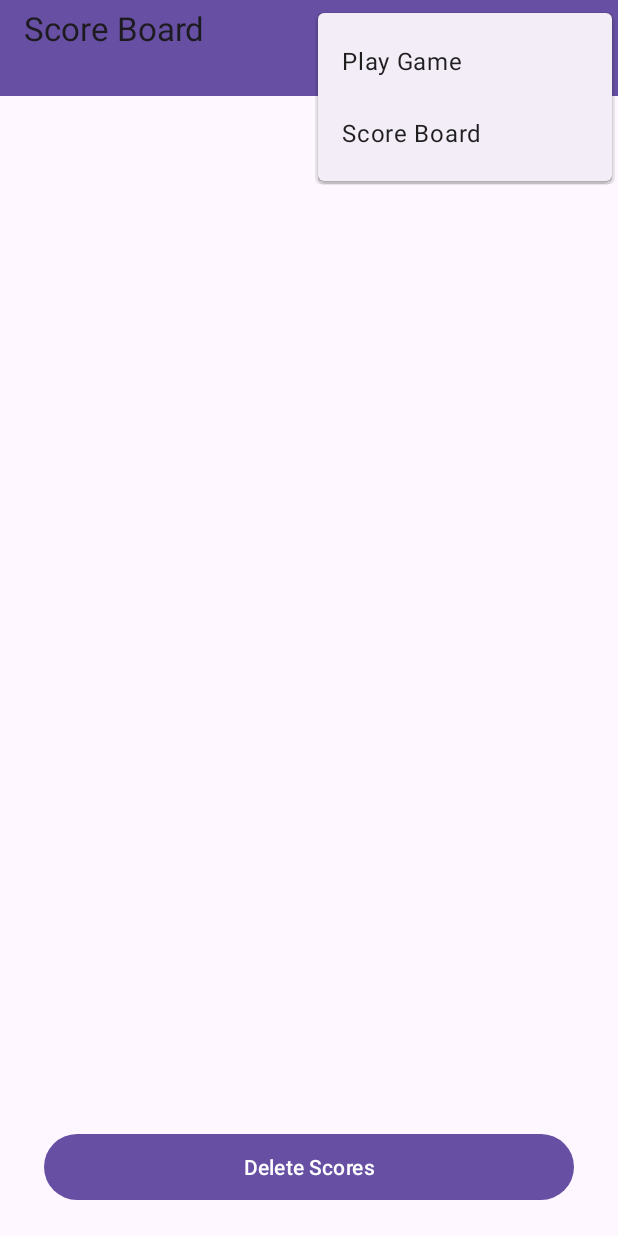
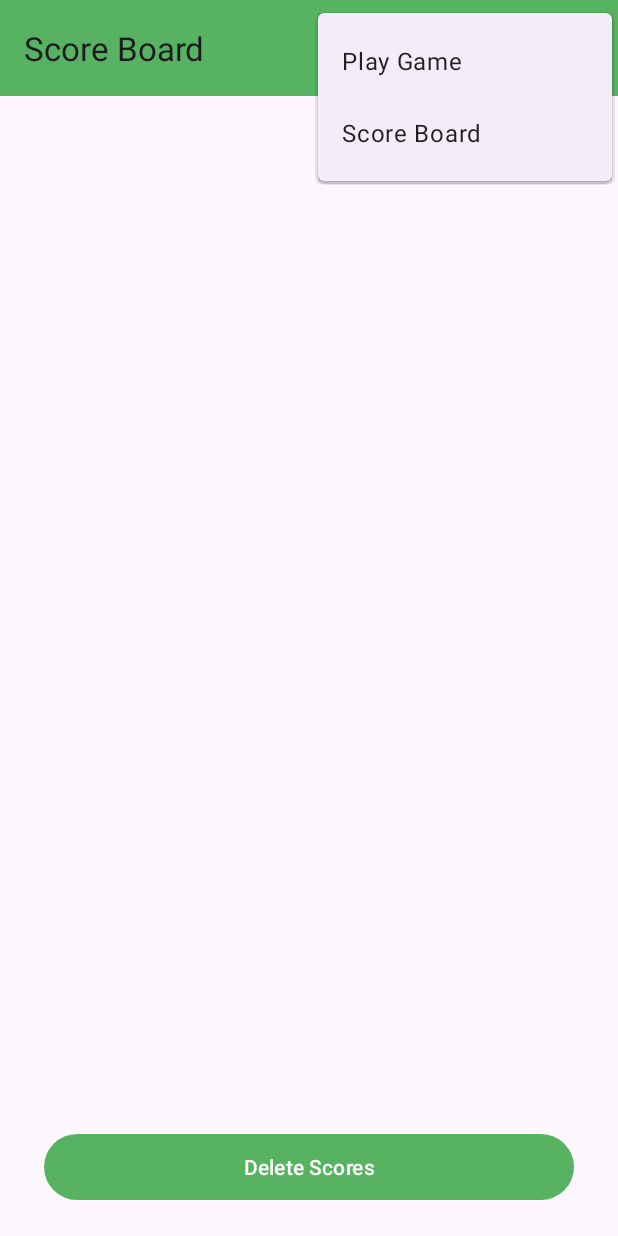
Before and after one commit to Logggee/GUI_Development_Aufgabe2, an Android app: the ScoreBoardActivity screen opened directly, with no data from a screen before it, with the options menu open, on a phone screen of 412 x 824 dp. Run offline under Robolectric (Android 15) with nearby library versions, the phone set to English and light mode, and no system bars.

Commit message:
every thing working as it needs to

```diff
--- a/app/src/main/java/de/hsas/inf/aufgabe_2_gui_development/ScoreBoardActivity.java
+++ b/app/src/main/java/de/hsas/inf/aufgabe_2_gui_development/ScoreBoardActivity.java
@@ -7,7 +7,9 @@ import android.view.Menu;
 import android.view.MenuInflater;
 import android.view.MenuItem;
 import android.view.View;
+import android.widget.ArrayAdapter;
 import android.widget.Button;
+import android.widget.ListView;
 
 import androidx.appcompat.app.AppCompatActivity;
 import androidx.appcompat.widget.Toolbar;
@@ -19,23 +21,34 @@ public class ScoreBoardActivity extends AppCompatActivity {
 
     private Button buttonDelete;
     private FileIOScores fileIO = new FileIOScores(this);
+    private ArrayAdapter<String> model;
 
     @Override
     protected void onCreate(Bundle savedInstanceState) {
+        ArrayList<ScoreItem> scoreItems = new ArrayList<ScoreItem>();
+
         super.onCreate(savedInstanceState);
         setContentView(R.layout.score_board);
 
+        //create toolbar
         Toolbar toolbar = findViewById(R.id.toolbar);
         setSupportActionBar(toolbar);
+
+        //get list view
+        ListView listView = findViewById(android.R.id.list);
 
         //Listener for delete Button, deletes all listet scores in the view and the score file
         buttonDelete = findViewById(R.id.deleteScores);
         buttonDelete.setOnClickListener(view->{
             fileIO.eraseContent("File1.txt");
+            model.clear();
+            model.notifyDataSetChanged();
         });
 
         //Read Content of the txt scores file
-        readData();
+        scoreItems = readScores();
+        //Creat the model and the list view items for score list
+        model = createListItems(scoreItems, listView);
     }
 
     //Methode is called on app startup to inflate the menu
@@ -57,16 +70,21 @@ public class ScoreBoardActivity extends AppCompatActivity {
         return false;
     }
 
-    private ArrayList<ScoreItem> readData(){
+    private ArrayList<ScoreItem> readScores(){
         fileIO.printFileContent("File1.txt");
         ArrayList<ScoreItem> scoreItems = new ArrayList<ScoreItem>();
         scoreItems = fileIO.readScores("File1.txt");
-        Iterator<ScoreItem> iterator = scoreItems.iterator();
-        Log.i("Results", scoreItems.toString());
-        while(iterator.hasNext()){
-            Log.i("Results", "Test");
-            Log.i("Results", iterator.next().toString());
-        }
         return scoreItems;
     }
+
+    private ArrayAdapter<String> createListItems(ArrayList<ScoreItem> scoreItems, ListView listView){
+        ArrayList<String> listItems = new ArrayList<String>();
+        Iterator<ScoreItem> iterator = scoreItems.iterator();
+        while(iterator.hasNext()){
+            listItems.add("\n" + iterator.next().toString());
+        }
+        ArrayAdapter<String> model = new ArrayAdapter<String>(this, R.layout.list_items, listItems);
+        listView.setAdapter(model);
+        return model;
+    }
 }
--- a/app/src/main/res/layout/activity_main.xml
+++ b/app/src/main/res/layout/activity_main.xml
@@ -5,7 +5,6 @@
     xmlns:tools="http://schemas.android.com/tools"
     android:layout_width="match_parent"
     android:layout_height="match_parent"
-    android:rotation="0"
     tools:context=".MainActivity">
 
     <androidx.appcompat.widget.Toolbar
--- a/app/src/main/res/layout/list_items.xml
+++ b/app/src/main/res/layout/list_items.xml
@@ -1,5 +1,8 @@
 <?xml version="1.0" encoding="utf-8"?>
 <TextView xmlns:android="http://schemas.android.com/apk/res/android"
+    android:id="@android:id/text1"
     android:layout_width="match_parent"
-    android:layout_height="match_parent">
+    android:layout_height="match_parent"
+    android:gravity="center"
+    android:background="@drawable/shape_list_item">
 </TextView>
--- a/app/src/main/res/layout/score_board.xml
+++ b/app/src/main/res/layout/score_board.xml
@@ -15,14 +15,18 @@
         android:background="?attr/colorPrimary"
         android:elevation="4dp"
         android:theme="@style/ThemeOverlay.AppCompat.ActionBar"
-        android:gravity="top"
-        app:popupTheme="@style/ThemeOverlay.AppCompat.Light" />
+        app:popupTheme="@style/ThemeOverlay.AppCompat.Light"/>
 
     <ListView
-        android:id="@+id/list"
+        android:id="@android:id/list"
         android:layout_width="match_parent"
         android:layout_height="0dp"
-        android:layout_weight="1" />
+        android:dividerHeight="10dp"
+        android:divider="@android:color/white"
+        android:layout_gravity="center_vertical"
+        android:layout_weight="1"
+        android:layout_marginHorizontal="10dp"
+        android:paddingTop="20dp"/>
     <Button
         android:id="@+id/deleteScores"
         android:layout_width="353dp"
--- a/app/src/main/res/menu/menu.xml
+++ b/app/src/main/res/menu/menu.xml
@@ -1,7 +1,8 @@
 <?xml version="1.0" encoding="utf-8"?>
 <menu xmlns:android="http://schemas.android.com/apk/res/android">
-    <item android:title="Play Game"
+    <item android:title="@string/menuItem_game"
         android:id = "@+id/itemPlayGame"/>
-    <item android:title="@string/menu_scoreBoard"
+
+    <item android:title="@string/menuItem_scoreBoard"
         android:id ="@+id/itemScoreBoard" />
 </menu>
--- a/app/src/main/res/values/colors.xml
+++ b/app/src/main/res/values/colors.xml
@@ -2,4 +2,5 @@
 <resources>
     <color name="black">#FF000000</color>
     <color name="white">#FFFFFFFF</color>
+    <color name="green">#57b361</color>
 </resources>
--- a/app/src/main/res/values/strings.xml
+++ b/app/src/main/res/values/strings.xml
@@ -1,6 +1,7 @@
 <resources>
     <string name="app_name">Treasure Hunt</string>
-    <string name="menu_scoreBoard">Score Board</string>
+    <string name="menuItem_scoreBoard">Score Board</string>
+    <string name="menuItem_game">Play Game</string>
     <string name="start_game">Hide Treasure</string>
     <string name="delete_scores">Delete Scores</string>
     <string name="activity_scoreBoard">Score Board</string>
--- a/app/src/main/res/values/themes.xml
+++ b/app/src/main/res/values/themes.xml
@@ -1,8 +1,7 @@
 <resources xmlns:tools="http://schemas.android.com/tools">
     <!-- Base application theme. -->
     <style name="Base.Theme.Aufgabe_2_GUI_Development" parent="Theme.Material3.DayNight.NoActionBar">
-        <!-- Customize your light theme here. -->
-        <!-- <item name="colorPrimary">@color/my_light_primary</item> -->
+        <item name="colorPrimary">@color/green</item>
     </style>
 
     <style name="Theme.Aufgabe_2_GUI_Development" parent="Base.Theme.Aufgabe_2_GUI_Development" />
```
Also changed, not shown: app/src/main/res/drawable/shape_list_item.xml (added, +9 -0 lines).
